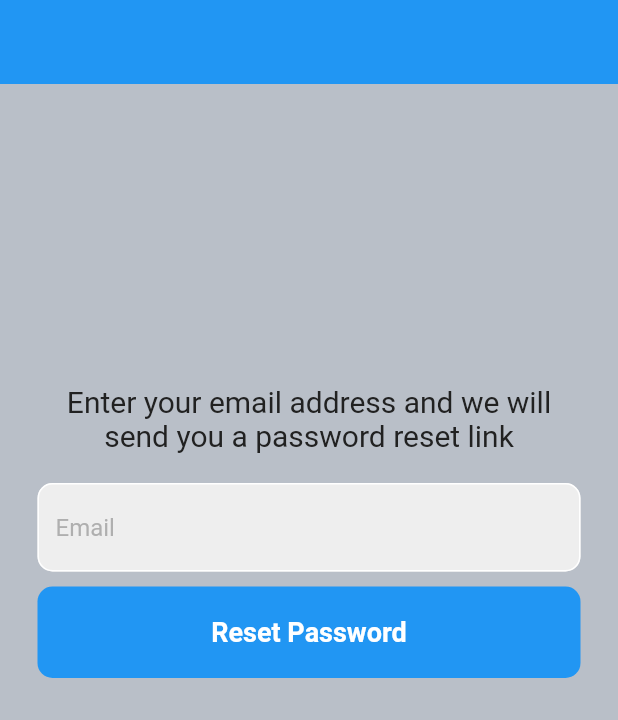
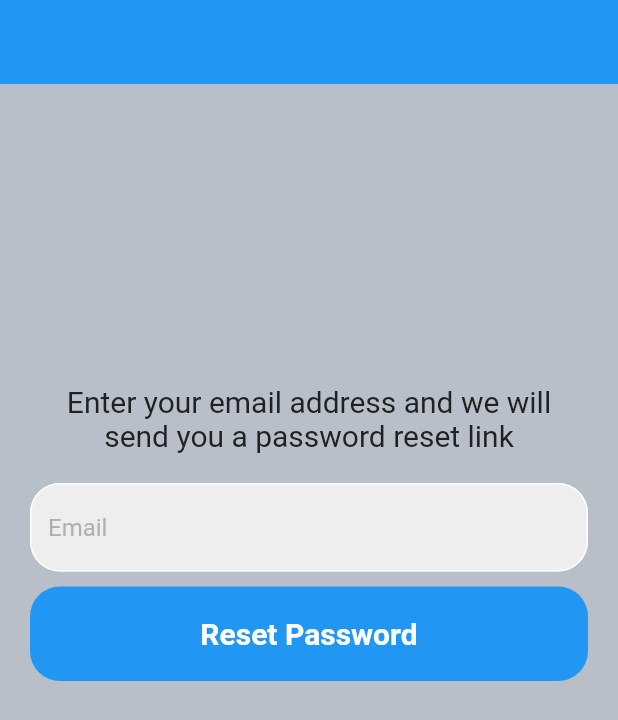
Before and after one commit to alexandrutm/EventManager, a Flutter app: the screen it shows after launch, after a tap on "Forgot Password?", on a phone screen of 412 x 824 dp. Shown: the top 720 px of the screen. Run offline on Flutter 3.47's test engine with Material 2 defaults, Android fonts, the phone set to English and light mode, and no system bars; our stand-ins replace cloud_firestore, firebase_auth, firebase_core, firebase_storage, flutter_svg, google_sign_in and 2 more; accounts and stored records are empty; project files that could hold a hidden picture were left out.

Commit message:
login page visual changed

```diff
--- a/eventmanager/lib/components/TextFieldInput.dart
+++ b/eventmanager/lib/components/TextFieldInput.dart
@@ -18,7 +18,7 @@ class TextFieldInput extends StatelessWidget {
   @override
   Widget build(BuildContext context) {
     return Padding(
-      padding: const EdgeInsets.symmetric(horizontal: 25.0),
+      padding: const EdgeInsets.symmetric(horizontal: 20),
       child: TextField(
         style: const TextStyle(color: primaryColor),
         controller: textEditingController,
@@ -27,7 +27,7 @@ class TextFieldInput extends StatelessWidget {
         decoration: InputDecoration(
             enabledBorder: OutlineInputBorder(
               borderSide: BorderSide(color: Colors.white),
-              borderRadius: BorderRadius.circular(10),
+              borderRadius: BorderRadius.circular(20),
             ),
             focusedBorder: const OutlineInputBorder(
               borderSide: BorderSide(color: focusedBorderColor),
--- a/eventmanager/lib/components/my_button.dart
+++ b/eventmanager/lib/components/my_button.dart
@@ -19,10 +19,10 @@ class MyButton extends StatelessWidget {
       onTap: onTap,
       child: Container(
         padding: const EdgeInsets.all(20),
-        margin: const EdgeInsets.symmetric(horizontal: 25),
+        margin: const EdgeInsets.symmetric(horizontal: 20),
         decoration: BoxDecoration(
           color: Colors.blue,
-          borderRadius: BorderRadius.circular(10),
+          borderRadius: BorderRadius.circular(20),
         ),
         child: Center(
           child: !isLoading
@@ -31,7 +31,7 @@ class MyButton extends StatelessWidget {
                   style: const TextStyle(
                     color: Colors.white,
                     fontWeight: FontWeight.bold,
-                    fontSize: 18,
+                    fontSize: 20,
                   ),
                 )
               : const CircularProgressIndicator(
--- a/eventmanager/lib/pages/login_page.dart
+++ b/eventmanager/lib/pages/login_page.dart
@@ -175,7 +175,7 @@ class _LoginScreenState extends State<LoginScreen> {
 
               // sign in  with google button
               Padding(
-                padding: const EdgeInsets.symmetric(horizontal: 25.0),
+                padding: const EdgeInsets.symmetric(horizontal: 10),
                 child: _isGoogleSigningIn
                     ? const CircularProgressIndicator(
                         valueColor: AlwaysStoppedAnimation<Color>(fillColor),
@@ -222,15 +222,16 @@ class _LoginScreenState extends State<LoginScreen> {
                             _isGoogleSigningIn = false;
                           });
                         },
-                        child: Padding(
-                          padding: const EdgeInsets.fromLTRB(20, 10, 20, 10),
+                        child: Container(
+                          padding: const EdgeInsets.all(15),
+                          margin: const EdgeInsets.symmetric(horizontal: 30),
                           child: Row(
                             mainAxisSize: MainAxisSize.min,
                             mainAxisAlignment: MainAxisAlignment.center,
                             children: const <Widget>[
                               Image(
                                 image: AssetImage("assets/google.png"),
-                                height: 35.0,
+                                height: 30,
                               ),
                               Padding(
                                 padding: EdgeInsets.only(left: 10),
```
